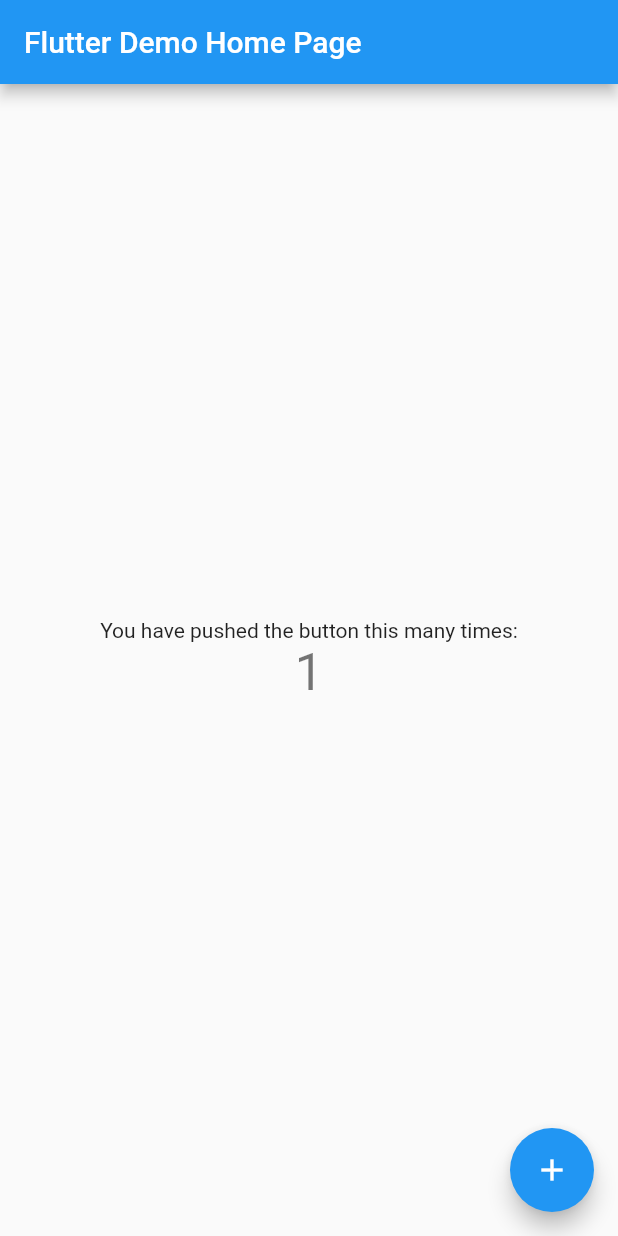
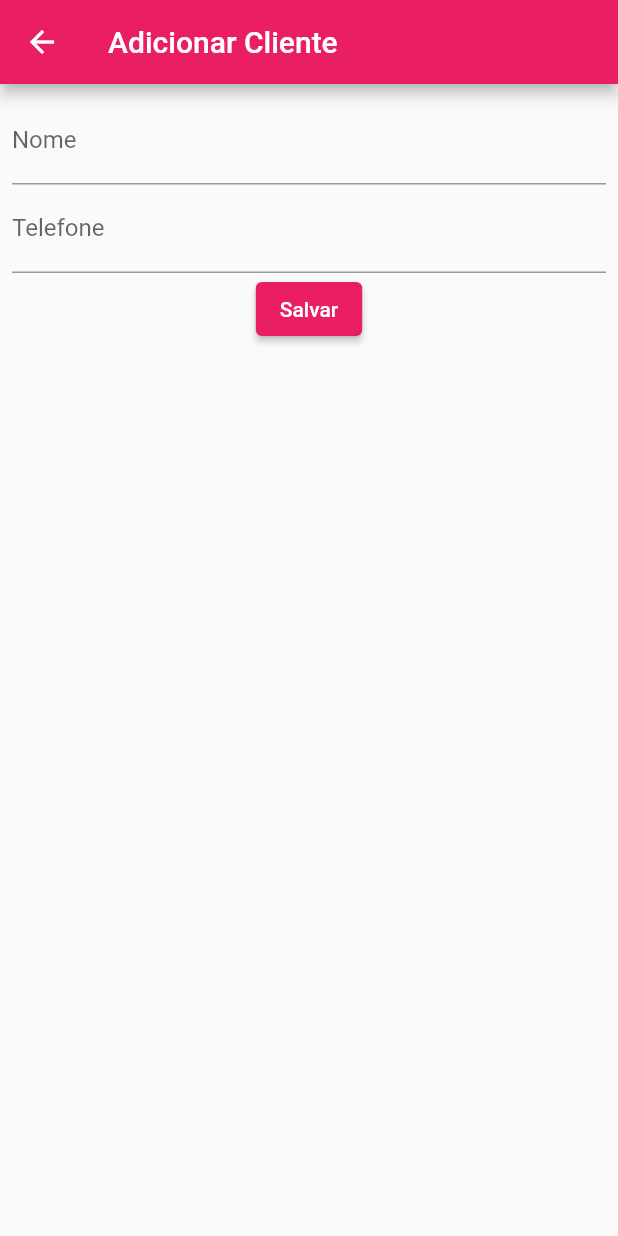
Before and after one commit to GustavoOrelio/ProjetoSoftwareAvancado, a Flutter app: the screen it shows after launch, after a tap on the "add" icon, on a phone screen of 412 x 824 dp. Run offline on Flutter 3.47's test engine with Material 2 defaults, Android fonts, the phone set to English and light mode, and no system bars; our stand-ins replace sqflite; accounts and stored records are empty.

Commit message:
Criando parte de clientes

```diff
--- a/beauty_time/lib/domain/cliente.dart
+++ /dev/null
@@ -1,8 +0,0 @@
-class Cliente {
-  final String id;
-  final String nome;
-  final String email;
-  final String telefone;
-
-  Cliente({required this.id, required this.nome, required this.email, required this.telefone});
-}
--- /dev/null
+++ b/beauty_time/lib/domain/core-private/cliente.dart
@@ -0,0 +1,13 @@
+class Cliente {
+  final int id;
+  final String nome;
+  final String telefone;
+  final String email;
+
+  Cliente({
+    required this.id,
+    required this.nome,
+    required this.telefone,
+    required this.email,
+  });
+}
--- /dev/null
+++ b/beauty_time/lib/domain/dto/cliente_dto.dart
@@ -0,0 +1,23 @@
+class ClienteDTO {
+  final int id;
+  final String nome;
+  final String telefone;
+
+  ClienteDTO({required this.id, required this.nome, required this.telefone});
+
+  Map<String, dynamic> toMap() {
+    return {
+      'id': id,
+      'nome': nome,
+      'telefone': telefone,
+    };
+  }
+
+  factory ClienteDTO.fromMap(Map<String, dynamic> map) {
+    return ClienteDTO(
+      id: map['id'],
+      nome: map['nome'],
+      telefone: map['telefone'],
+    );
+  }
+}
--- /dev/null
+++ b/beauty_time/lib/domain/porta/i_cliente.dart
@@ -0,0 +1,13 @@
+import 'package:beauty_time/domain/dto/cliente_dto.dart';
+
+abstract class ClienteRepository {
+  Future<void> saveCliente(ClienteDTO cliente);
+
+  Future<List<ClienteDTO>> getClientes();
+
+  Future<ClienteDTO> getCliente(int id);
+
+  Future<void> updateCliente(ClienteDTO cliente);
+
+  Future<void> deleteCliente(int id);
+}
--- /dev/null
+++ b/beauty_time/lib/infrastructure/dao_cliente.dart
@@ -0,0 +1,97 @@
+import 'package:beauty_time/domain/dto/cliente_dto.dart';
+import 'package:beauty_time/domain/porta/i_cliente.dart';
+
+import 'package:sqflite/sqflite.dart';
+import 'package:path/path.dart';
+
+class ClienteDAO implements ClienteRepository {
+  Database? _database;
+
+  Future<Database> get database async {
+    if (_database != null) return _database!;
+    _database = await _initDatabase();
+    return _database!;
+  }
+
+  Future<Database> _initDatabase() async {
+    return openDatabase(
+      join(await getDatabasesPath(), 'databasename.db'),
+      onCreate: (db, version) {
+        return db.execute(
+          "CREATE TABLE clientes(id INTEGER PRIMARY KEY, nome TEXT, telefone TEXT)",
+        );
+      },
+      version: 1,
+    );
+  }
+
+  @override
+  Future<void> saveCliente(ClienteDTO cliente) async {
+    final db = await database;
+
+    await db.insert(
+      'clientes',
+      cliente.toMap(),
+      conflictAlgorithm: ConflictAlgorithm.replace,
+    );
+  }
+
+  @override
+  Future<List<ClienteDTO>> getClientes() async {
+    final db = await database;
+
+    final List<Map<String, dynamic>> maps = await db.query('clientes');
+
+    return List.generate(maps.length, (i) {
+      return ClienteDTO(
+        id: maps[i]['id'],
+        nome: maps[i]['nome'],
+        telefone: maps[i]['telefone'],
+      );
+    });
+  }
+
+  @override
+  Future<ClienteDTO> getCliente(int id) async {
+    final db = await database;
+
+    List<Map<String, dynamic>> maps = await db.query(
+      'clientes',
+      where: 'id = ?',
+      whereArgs: [id],
+    );
+
+    if (maps.length > 0) {
+      return ClienteDTO(
+        id: maps[0]['id'],
+        nome: maps[0]['nome'],
+        telefone: maps[0]['telefone'],
+      );
+    } else {
+      throw Exception('ID $id não encontrado');
+    }
+  }
+
+  @override
+  Future<void> updateCliente(ClienteDTO cliente) async {
+    final db = await database;
+
+    await db.update(
+      'clientes',
+      cliente.toMap(),
+      where: "id = ?",
+      whereArgs: [cliente.id],
+    );
+  }
+
+  @override
+  Future<void> deleteCliente(int id) async {
+    final db = await database;
+
+    await db.delete(
+      'clientes',
+      where: "id = ?",
+      whereArgs: [id],
+    );
+  }
+}
--- a/beauty_time/lib/main.dart
+++ b/beauty_time/lib/main.dart
@@ -1,115 +1,21 @@
+import 'package:beauty_time/infrastructure/dao_cliente.dart';
+import 'package:beauty_time/view/lista_cliente.dart';
 import 'package:flutter/material.dart';
 
 void main() {
-  runApp(const MyApp());
+  runApp(MyApp());
 }
 
 class MyApp extends StatelessWidget {
-  const MyApp({Key? key}) : super(key: key);
-
-  // This widget is the root of your application.
   @override
   Widget build(BuildContext context) {
     return MaterialApp(
-      title: 'Flutter Demo',
+      debugShowCheckedModeBanner: false,
+      title: 'Meu Aplicativo',
       theme: ThemeData(
-        // This is the theme of your application.
-        //
-        // Try running your application with "flutter run". You'll see the
-        // application has a blue toolbar. Then, without quitting the app, try
-        // changing the primarySwatch below to Colors.green and then invoke
-        // "hot reload" (press "r" in the console where you ran "flutter run",
-        // or simply save your changes to "hot reload" in a Flutter IDE).
-        // Notice that the counter didn't reset back to zero; the application
-        // is not restarted.
-        primarySwatch: Colors.blue,
+        primarySwatch: Colors.pink,
       ),
-      home: const MyHomePage(title: 'Flutter Demo Home Page'),
+      home: ListaClientesPage(clienteRepository: ClienteDAO()),
     );
   }
 }
-
-class MyHomePage extends StatefulWidget {
-  const MyHomePage({Key? key, required this.title}) : super(key: key);
-
-  // This widget is the home page of your application. It is stateful, meaning
-  // that it has a State object (defined below) that contains fields that affect
-  // how it looks.
-
-  // This class is the configuration for the state. It holds the values (in this
-  // case the title) provided by the parent (in this case the App widget) and
-  // used by the build method of the State. Fields in a Widget subclass are
-  // always marked "final".
-
-  final String title;
-
-  @override
-  State<MyHomePage> createState() => _MyHomePageState();
-}
-
-class _MyHomePageState extends State<MyHomePage> {
-  int _counter = 0;
-
-  void _incrementCounter() {
-    setState(() {
-      // This call to setState tells the Flutter framework that something has
-      // changed in this State, which causes it to rerun the build method below
-      // so that the display can reflect the updated values. If we changed
-      // _counter without calling setState(), then the build method would not be
-      // called again, and so nothing would appear to happen.
-      _counter++;
-    });
-  }
-
-  @override
-  Widget build(BuildContext context) {
-    // This method is rerun every time setState is called, for instance as done
-    // by the _incrementCounter method above.
-    //
-    // The Flutter framework has been optimized to make rerunning build methods
-    // fast, so that you can just rebuild anything that needs updating rather
-    // than having to individually change instances of widgets.
-    return Scaffold(
-      appBar: AppBar(
-        // Here we take the value from the MyHomePage object that was created by
-        // the App.build method, and use it to set our appbar title.
-        title: Text(widget.title),
-      ),
-      body: Center(
-        // Center is a layout widget. It takes a single child and positions it
-        // in the middle of the parent.
-        child: Column(
-          // Column is also a layout widget. It takes a list of children and
-          // arranges them vertically. By default, it sizes itself to fit its
-          // children horizontally, and tries to be as tall as its parent.
-          //
-          // Invoke "debug painting" (press "p" in the console, choose the
-          // "Toggle Debug Paint" action from the Flutter Inspector in Android
-          // Studio, or the "Toggle Debug Paint" command in Visual Studio Code)
-          // to see the wireframe for each widget.
-          //
-          // Column has various properties to control how it sizes itself and
-          // how it positions its children. Here we use mainAxisAlignment to
-          // center the children vertically; the main axis here is the vertical
-          // axis because Columns are vertical (the cross axis would be
-          // horizontal).
-          mainAxisAlignment: MainAxisAlignment.center,
-          children: <Widget>[
-            const Text(
-              'You have pushed the button this many times:',
-            ),
-            Text(
-              '$_counter',
-              style: Theme.of(context).textTheme.headline4,
-            ),
-          ],
-        ),
-      ),
-      floatingActionButton: FloatingActionButton(
-        onPressed: _incrementCounter,
-        tooltip: 'Increment',
-        child: const Icon(Icons.add),
-      ), // This trailing comma makes auto-formatting nicer for build methods.
-    );
-  }
-}
--- /dev/null
+++ b/beauty_time/lib/view/adicionar_cliente.dart
@@ -0,0 +1,76 @@
+import 'package:beauty_time/domain/dto/cliente_dto.dart';
+import 'package:beauty_time/domain/porta/i_cliente.dart';
+import 'package:flutter/material.dart';
+
+class AdicionarClientePage extends StatefulWidget {
+  final ClienteRepository clienteRepository;
+
+  AdicionarClientePage({Key? key, required this.clienteRepository})
+      : super(key: key);
+
+  @override
+  _AdicionarClientePageState createState() => _AdicionarClientePageState();
+}
+
+class _AdicionarClientePageState extends State<AdicionarClientePage> {
+  final _formKey = GlobalKey<FormState>();
+  final _nomeController = TextEditingController();
+  final _telefoneController = TextEditingController();
+
+  @override
+  Widget build(BuildContext context) {
+    return Scaffold(
+      appBar: AppBar(
+        title: Text('Adicionar Cliente'),
+      ),
+      body: Padding(
+        padding: EdgeInsets.all(8.0),
+        child: Form(
+          key: _formKey,
+          child: Column(
+            children: <Widget>[
+              TextFormField(
+                controller: _nomeController,
+                decoration: InputDecoration(labelText: 'Nome'),
+                validator: (value) {
+                  if (value == null || value.isEmpty) {
+                    return 'Por favor, insira o nome';
+                  }
+                  return null;
+                },
+              ),
+              TextFormField(
+                controller: _telefoneController,
+                decoration: InputDecoration(labelText: 'Telefone'),
+                validator: (value) {
+                  if (value == null || value.isEmpty) {
+                    return 'Por favor, insira o telefone';
+                  }
+                  return null;
+                },
+              ),
+              ElevatedButton(
+                onPressed: () async {
+                  if (_formKey.currentState!.validate()) {
+                    ScaffoldMessenger.of(context).showSnackBar(
+                      SnackBar(content: Text('Processando dados...')),
+                    );
+                    await widget.clienteRepository.saveCliente(
+                      ClienteDTO(
+                        id: DateTime.now().millisecondsSinceEpoch,
+                        nome: _nomeController.text,
+                        telefone: _telefoneController.text,
+                      ),
+                    );
+                    Navigator.pop(context);
+                  }
+                },
+                child: Text('Salvar'),
+              ),
+            ],
+          ),
+        ),
+      ),
+    );
+  }
+}
--- /dev/null
+++ b/beauty_time/lib/view/lista_cliente.dart
@@ -0,0 +1,87 @@
+import 'package:beauty_time/view/detalhes_cliente.dart';
+import 'package:flutter/material.dart';
+import 'dart:async';
+
+import '../domain/dto/cliente_dto.dart';
+import '../domain/porta/i_cliente.dart';
+import 'adicionar_cliente.dart';
+
+class ListaClientesPage extends StatefulWidget {
+  final ClienteRepository clienteRepository;
+  final StreamController _streamController = StreamController();
+
+  ListaClientesPage({Key? key, required this.clienteRepository})
+      : super(key: key);
+
+  @override
+  _ListaClientesPageState createState() => _ListaClientesPageState();
+}
+
+class _ListaClientesPageState extends State<ListaClientesPage> {
+  @override
+  Widget build(BuildContext context) {
+    return Scaffold(
+      appBar: AppBar(
+        title: Text('Clientes'),
+      ),
+      body: StreamBuilder(
+        stream: widget._streamController.stream,
+        builder: (context, snapshot) {
+          return FutureBuilder<List<ClienteDTO>>(
+            future: widget.clienteRepository.getClientes(),
+            builder: (context, snapshot) {
+              if (snapshot.hasData) {
+                return ListView.builder(
+                  itemCount: snapshot.data!.length,
+                  itemBuilder: (context, index) {
+                    final cliente = snapshot.data![index];
+                    return ListTile(
+                        title: Text(cliente.nome),
+                        subtitle: Text(cliente.telefone),
+                        trailing: IconButton(
+                          icon: Icon(Icons.delete),
+                          onPressed: () async {
+                            await widget.clienteRepository
+                                .deleteCliente(cliente.id);
+                            widget._streamController.add(null);
+                          },
+                        ),
+                        onTap: () async {
+                          await Navigator.push(
+                            context,
+                            MaterialPageRoute(
+                              builder: (context) => DetalhesClientePage(
+                                clienteRepository: widget.clienteRepository,
+                                cliente: cliente,
+                              ),
+                            ),
+                          );
+                          widget._streamController.add(null);
+                        });
+                  },
+                );
+              } else if (snapshot.hasError) {
+                return Center(child: Text('Erro ao carregar clientes'));
+              }
+              return Center(child: CircularProgressIndicator());
+            },
+          );
+        },
+      ),
+      floatingActionButton: FloatingActionButton(
+        onPressed: () async {
+          await Navigator.push(
+            context,
+            MaterialPageRoute(
+              builder: (context) => AdicionarClientePage(
+                clienteRepository: widget.clienteRepository,
+              ),
+            ),
+          );
+          widget._streamController.add(null);
+        },
+        child: Icon(Icons.add),
+      ),
+    );
+  }
+}
--- a/beauty_time/pubspec.yaml
+++ b/beauty_time/pubspec.yaml
@@ -34,6 +34,7 @@
   # The following adds the Cupertino Icons font to your application.
   # Use with the CupertinoIcons class for iOS style icons.
   cupertino_icons: ^1.0.2
+  sqflite:
 
 dev_dependencies:
   flutter_test:
```
Also changed, not shown: beauty_time/lib/domain/agendamento.dart (deleted, +0 -13 lines), beauty_time/lib/domain/profissional.dart (deleted, +0 -9 lines), beauty_time/lib/domain/servico.dart (deleted, +0 -8 lines), beauty_time/lib/view/detalhes_cliente.dart (added, +87 -0 lines), beauty_time/pubspec.lock, 1 other file.
